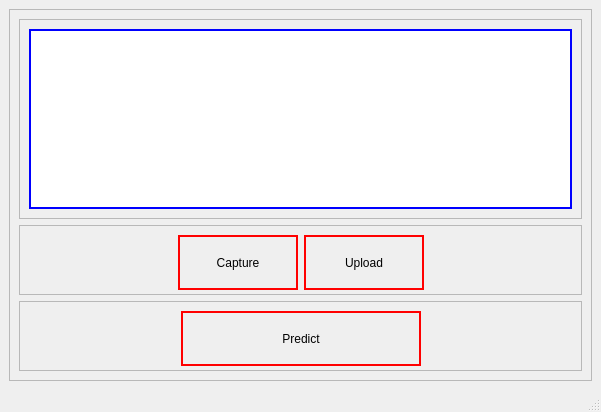
Old version of the form ui/camera.ui in the repository jashan7305/FruitVegetableClassifier.
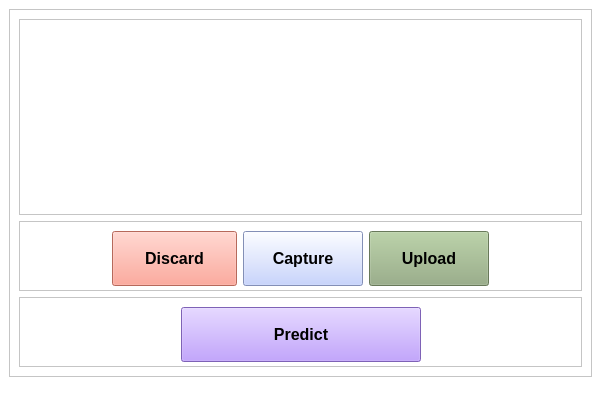
New version of the form.

Commit message: camera cpture, upload, and discard works PIL image is returned, Preprocessing and Prediction next

```diff
--- a/ui/camera.ui
+++ b/ui/camera.ui
@@ -7,18 +7,18 @@
     <x>0</x>
     <y>0</y>
     <width>601</width>
-    <height>394</height>
+    <height>408</height>
    </rect>
   </property>
   <property name="windowTitle">
    <string>MainWindow</string>
   </property>
   <property name="styleSheet">
-   <string notr="true"/>
+   <string notr="true">background-color: rgb(255, 255, 255);</string>
   </property>
   <widget class="QWidget" name="centralwidget">
-   <layout class="QGridLayout" name="gridLayout">
-    <item row="0" column="0">
+   <layout class="QVBoxLayout" name="verticalLayout_2">
+    <item>
      <widget class="QFrame" name="frame">
       <property name="styleSheet">
        <string notr="true"/>
@@ -29,8 +29,89 @@
       <property name="frameShadow">
        <enum>QFrame::Raised</enum>
       </property>
-      <layout class="QGridLayout" name="gridLayout_2">
-       <item row="1" column="0">
+      <layout class="QVBoxLayout" name="verticalLayout">
+       <item>
+        <widget class="QFrame" name="frame_2">
+         <property name="sizePolicy">
+          <sizepolicy hsizetype="Preferred" vsizetype="Expanding">
+           <horstretch>0</horstretch>
+           <verstretch>0</verstretch>
+          </sizepolicy>
+         </property>
+         <property name="minimumSize">
+          <size>
+           <width>0</width>
+           <height>0</height>
+          </size>
+         </property>
+         <property name="maximumSize">
+          <size>
+           <width>16777215</width>
+           <height>16777215</height>
+          </size>
+         </property>
+         <property name="frameShape">
+          <enum>QFrame::StyledPanel</enum>
+         </property>
+         <property name="frameShadow">
+          <enum>QFrame::Raised</enum>
+         </property>
+         <layout class="QGridLayout" name="gridLayout_3">
+          <item row="0" column="1">
+           <widget class="QGraphicsView" name="cameraView">
+            <property name="sizePolicy">
+             <sizepolicy hsizetype="Expanding" vsizetype="Preferred">
+              <horstretch>0</horstretch>
+              <verstretch>0</verstretch>
+             </sizepolicy>
+            </property>
+            <property name="minimumSize">
+             <size>
+              <width>0</width>
+              <height>0</height>
+             </size>
+            </property>
+            <property name="styleSheet">
+             <string notr="true">border: 1px solid white</string>
+            </property>
+            <property name="sizeAdjustPolicy">
+             <enum>QAbstractScrollArea::AdjustToContents</enum>
+            </property>
+            <property name="alignment">
+             <set>Qt::AlignBottom|Qt::AlignHCenter</set>
+            </property>
+           </widget>
+          </item>
+          <item row="0" column="0">
+           <spacer name="horizontalSpacer_5">
+            <property name="orientation">
+             <enum>Qt::Horizontal</enum>
+            </property>
+            <property name="sizeHint" stdset="0">
+             <size>
+              <width>40</width>
+              <height>20</height>
+             </size>
+            </property>
+           </spacer>
+          </item>
+          <item row="0" column="2">
+           <spacer name="horizontalSpacer_6">
+            <property name="orientation">
+             <enum>Qt::Horizontal</enum>
+            </property>
+            <property name="sizeHint" stdset="0">
+             <size>
+              <width>40</width>
+              <height>20</height>
+             </size>
+            </property>
+           </spacer>
+          </item>
+         </layout>
+        </widget>
+       </item>
+       <item>
         <widget class="QFrame" name="frame_3">
          <property name="sizePolicy">
           <sizepolicy hsizetype="Preferred" vsizetype="Fixed">
@@ -64,6 +145,39 @@
             </property>
            </spacer>
           </item>
+          <item>
+           <widget class="QPushButton" name="discardBtn">
+            <property name="minimumSize">
+             <size>
+              <width>125</width>
+              <height>55</height>
+             </size>
+            </property>
+            <property name="maximumSize">
+             <size>
+              <width>16777215</width>
+              <height>500</height>
+             </size>
+            </property>
+            <property name="font">
+             <font>
+              <family>SansSerif</family>
+              <pointsize>12</pointsize>
+              <weight>75</weight>
+              <bold>true</bold>
+             </font>
+            </property>
+            <property name="cursor">
+             <cursorShape>PointingHandCursor</cursorShape>
+            </property>
+            <property name="styleSheet">
+             <string notr="true">background-color: rgb(255, 147, 128);</string>
+            </property>
+            <property name="text">
+             <string>Discard</string>
+            </property>
+           </widget>
+          </item>
           <item>
            <widget class="QPushButton" name="capBtn">
             <property name="minimumSize">
@@ -78,11 +192,19 @@
               <height>500</height>
              </size>
             </property>
+            <property name="font">
+             <font>
+              <family>SansSerif</family>
+              <pointsize>12</pointsize>
+              <weight>75</weight>
+              <bold>true</bold>
+             </font>
+            </property>
             <property name="cursor">
              <cursorShape>PointingHandCursor</cursorShape>
             </property>
             <property name="styleSheet">
-             <string notr="true">border: 2px solid red</string>
+             <string notr="true">background-color: rgb(184, 200, 255);</string>
             </property>
             <property name="text">
              <string>Capture</string>
@@ -103,11 +225,19 @@
               <height>500</height>
              </size>
             </property>
+            <property name="font">
+             <font>
+              <family>SansSerif</family>
+              <pointsize>12</pointsize>
+              <weight>75</weight>
+              <bold>true</bold>
+             </font>
+            </property>
             <property name="cursor">
              <cursorShape>PointingHandCursor</cursorShape>
             </property>
             <property name="styleSheet">
-             <string notr="true">border: 2px solid red</string>
+             <string notr="true">background-color: rgb(145, 170, 126);</string>
             </property>
             <property name="text">
              <string>Upload</string>
@@ -130,7 +260,7 @@
          </layout>
         </widget>
        </item>
-       <item row="2" column="0">
+       <item>
         <widget class="QFrame" name="frame_4">
          <property name="sizePolicy">
           <sizepolicy hsizetype="Preferred" vsizetype="Fixed">
@@ -172,11 +302,19 @@
               <height>55</height>
              </size>
             </property>
+            <property name="font">
+             <font>
+              <family>SansSerif</family>
+              <pointsize>12</pointsize>
+              <weight>75</weight>
+              <bold>true</bold>
+             </font>
+            </property>
             <property name="cursor">
              <cursorShape>PointingHandCursor</cursorShape>
             </property>
             <property name="styleSheet">
-             <string notr="true">border: 2px solid red</string>
+             <string notr="true">background-color: rgb(177, 137, 255);</string>
             </property>
             <property name="text">
              <string>Predict</string>
@@ -199,49 +337,6 @@
          </layout>
         </widget>
        </item>
-       <item row="0" column="0">
-        <widget class="QFrame" name="frame_2">
-         <property name="sizePolicy">
-          <sizepolicy hsizetype="Preferred" vsizetype="Expanding">
-           <horstretch>0</horstretch>
-           <verstretch>0</verstretch>
-          </sizepolicy>
-         </property>
-         <property name="minimumSize">
-          <size>
-           <width>100</width>
-           <height>200</height>
-          </size>
-         </property>
-         <property name="maximumSize">
-          <size>
-           <width>16777215</width>
-           <height>16777215</height>
-          </size>
-         </property>
-         <property name="frameShape">
-          <enum>QFrame::StyledPanel</enum>
-         </property>
-         <property name="frameShadow">
-          <enum>QFrame::Raised</enum>
-         </property>
-         <layout class="QHBoxLayout" name="horizontalLayout_4">
-          <item>
-           <widget class="QGraphicsView" name="cameraView">
-            <property name="minimumSize">
-             <size>
-              <width>500</width>
-              <height>0</height>
-             </size>
-            </property>
-            <property name="styleSheet">
-             <string notr="true">border: 2px solid blue</string>
-            </property>
-           </widget>
-          </item>
-         </layout>
-        </widget>
-       </item>
       </layout>
      </widget>
     </item>
```
The commit also changes 1 other file.
